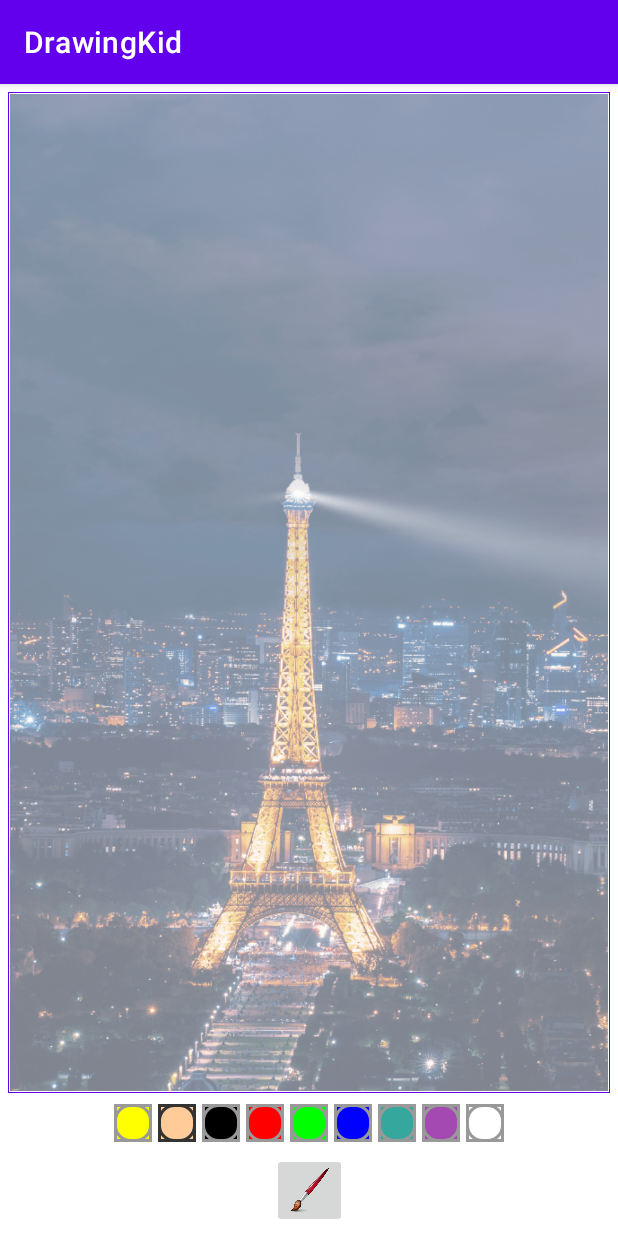
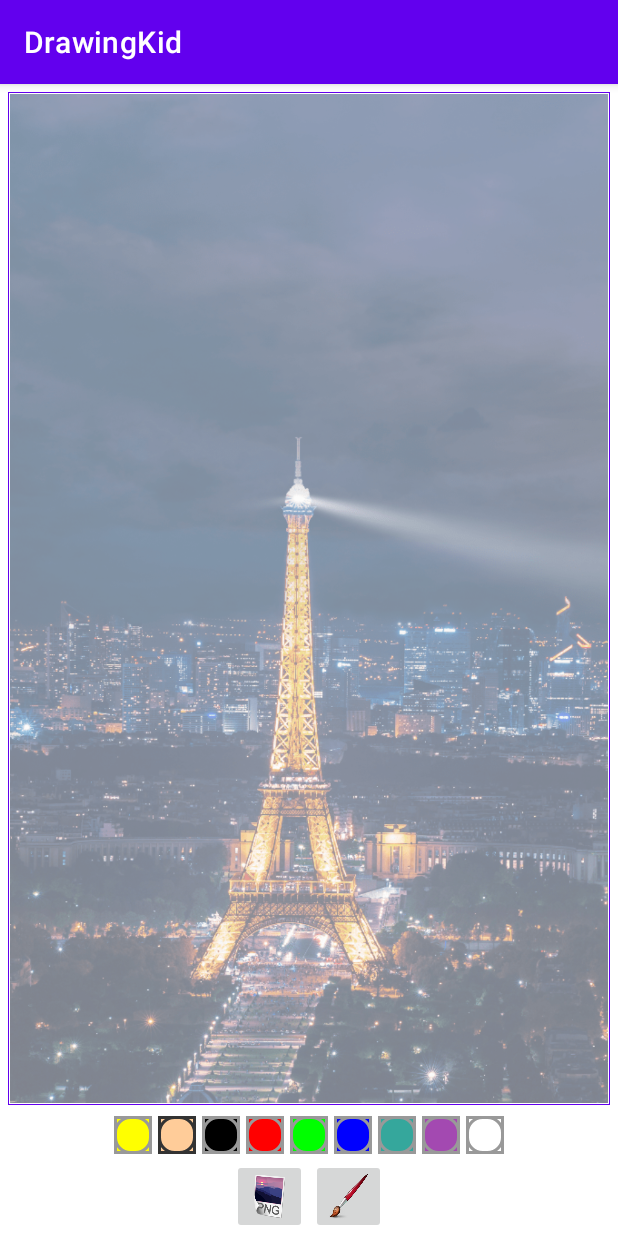
Before and after one commit to cyberplanete/AppDrawing-Kotlin, an Android app: the screen it shows after launch (MainActivity), on a phone screen of 412 x 824 dp. Run offline under Robolectric (Android 15) with nearby library versions, the phone set to English and light mode, and no system bars.

Commit message:
Ajout d'un bouton permettant de modifier l'image de fond

```diff
--- a/app/src/main/res/layout/activity_main.xml
+++ b/app/src/main/res/layout/activity_main.xml
@@ -24,7 +24,7 @@
             android:layout_width="match_parent"
             android:layout_height="match_parent"
             android:scaleType="centerCrop"
-            android:src="@drawable/ic_eiffel"></ImageView>
+            android:src="@drawable/ic_eiffel"/>
         <!--Zone de dessin -->
         <net.cyberplanete.drawingkid.DrawingView
             android:id="@+id/drawing_view"
@@ -41,7 +41,7 @@
         android:layout_width="wrap_content"
         android:layout_height="wrap_content"
         android:orientation="horizontal"
-        app:layout_constraintBottom_toTopOf="@id/ib_brush"
+        app:layout_constraintBottom_toTopOf="@id/ll_brush"
         app:layout_constraintEnd_toEndOf="parent"
         app:layout_constraintStart_toStartOf="parent"
         app:layout_constraintTop_toBottomOf="@id/fl_drawing_view_container">
@@ -132,16 +132,43 @@
     </LinearLayout>
 
 
+<LinearLayout
+    android:id="@+id/ll_brush"
+    android:layout_width="wrap_content"
+    android:layout_height="wrap_content"
+    android:orientation="horizontal"
+    app:layout_constraintTop_toBottomOf="@id/ll_paint_colors"
+    app:layout_constraintBottom_toBottomOf="parent"
+    app:layout_constraintEnd_toEndOf="parent"
+    app:layout_constraintStart_toStartOf="parent"
+
+    >  <ImageButton
+    android:id="@+id/ib_photo"
+    android:layout_width="50dp"
+    android:layout_height="50dp"
+    android:layout_margin="1dp"
+    android:scaleType="fitXY"
+    android:src="@drawable/ic_photo"
+    />
     <ImageButton
         android:id="@+id/ib_brush"
         android:layout_width="50dp"
         android:layout_height="50dp"
-        android:layout_margin="5dp"
+        android:layout_margin="1dp"
         android:scaleType="fitXY"
         android:src="@drawable/ic_brush"
-        app:layout_constraintBottom_toBottomOf="parent"
-        app:layout_constraintEnd_toEndOf="parent"
-        app:layout_constraintStart_toStartOf="parent"
-        app:layout_constraintTop_toBottomOf="@id/ll_paint_colors" />
+         />
+
+
+
+
+</LinearLayout>
+
+
+
+
+
+
+
 
 </androidx.constraintlayout.widget.ConstraintLayout>
```
Also changed, not shown: app/src/main/res/drawable/ic_photo.png (added).
